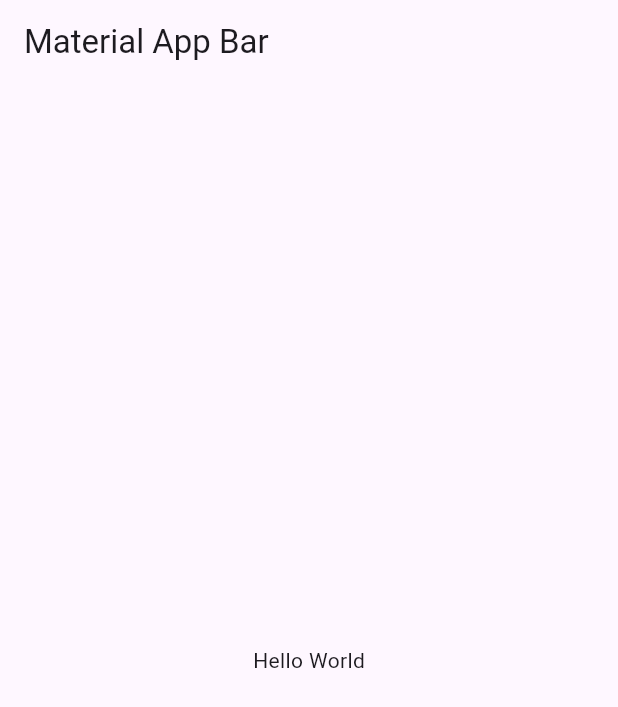
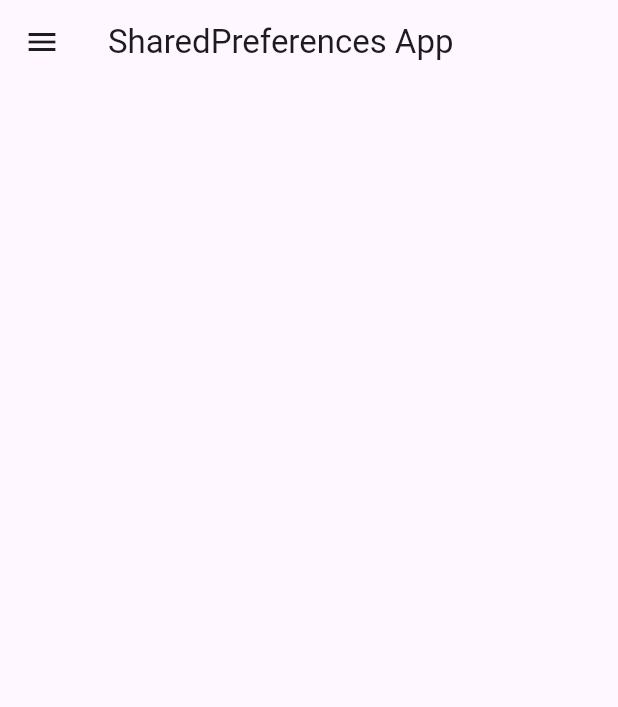
Before and after one commit to KeingCasabona/Tecsup-semana8-flutter_codigo_sp, a Flutter app: the screen it shows after launch, on a phone screen of 412 x 824 dp. Shown: the top 707 px of the screen. Run offline on Flutter 3.47's test engine with Material 3 defaults, Android fonts, the phone set to English and light mode, and no system bars.

Commit message:
feat: Structuring our project

```diff
--- a/lib/main.dart
+++ b/lib/main.dart
@@ -1,4 +1,5 @@
 import 'package:flutter/material.dart';
+import 'package:flutter_codigo_sp/pages/home_page.dart';
 
 void main() => runApp(const MyApp());
 
@@ -9,15 +10,8 @@ class MyApp extends StatelessWidget {
   Widget build(BuildContext context) {
     return MaterialApp(
       debugShowCheckedModeBanner: false,
-      title: 'Material App',
-      home: Scaffold(
-        appBar: AppBar(
-          title: const Text('Material App Bar'),
-        ),
-        body: const Center(
-          child: Text('Hello World'),
-        ),
-      ),
+      title: 'Shared Preferences App',
+      home: HomePage(),
     );
   }
 }
--- /dev/null
+++ b/lib/pages/home_page.dart
@@ -0,0 +1,19 @@
+import 'package:flutter/material.dart';
+
+class HomePage extends StatelessWidget {
+  const HomePage({super.key});
+
+  @override
+  Widget build(BuildContext context) {
+    return Scaffold(
+      appBar: AppBar(
+        title: Text('SharedPreferences App'),
+      ),
+      drawer: Container(
+        height: 100,
+        width: 100,
+        color: Colors.red,
+      ),
+    );
+  }
+}
```
